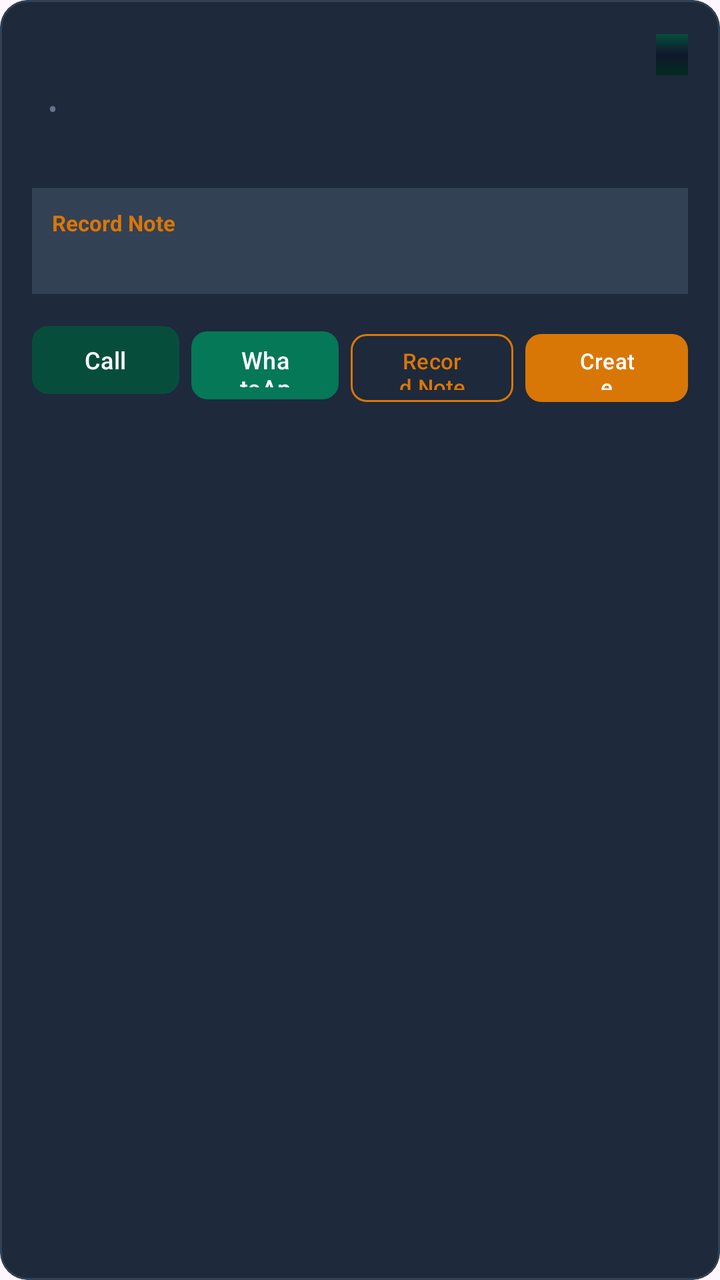
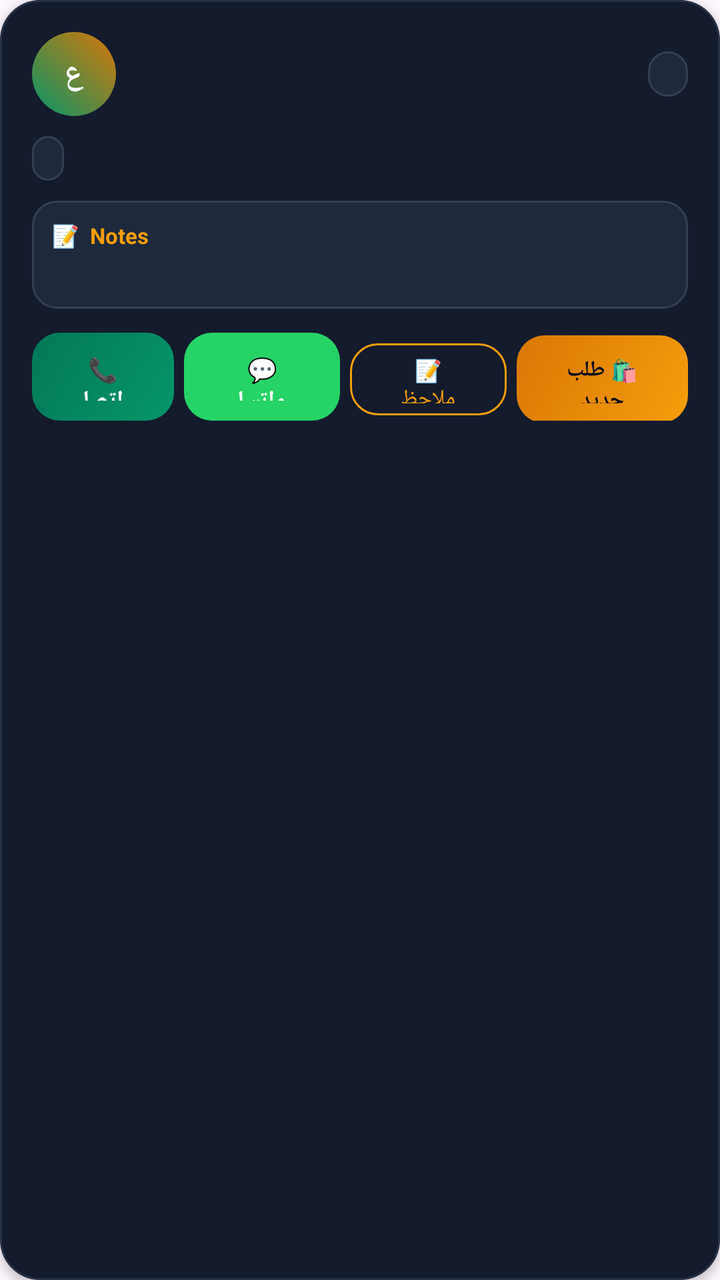

The first picture is an Android layout as it rendered before a commit; the second is the same layout after the commit. The layout source and the unified diff follow.
<!-- AndroidManifest.xml: application theme Theme.BetollaERP -->
<!-- res/layout/item_lead_card.xml -->
<?xml version="1.0" encoding="utf-8"?>
<com.google.android.material.card.MaterialCardView xmlns:android="http://schemas.android.com/apk/res/android"
    xmlns:app="http://schemas.android.com/apk/res-auto"
    android:layout_width="match_parent"
    android:layout_height="wrap_content"
    android:layout_marginBottom="12dp"
    app:cardBackgroundColor="@color/surface"
    app:strokeColor="@color/border"
    app:strokeWidth="1dp"
    app:cardCornerRadius="14dp">

    <LinearLayout
        android:layout_width="match_parent"
        android:layout_height="wrap_content"
        android:orientation="vertical"
        android:padding="16dp">

        
        <LinearLayout
            android:layout_width="match_parent"
            android:layout_height="wrap_content"
            android:gravity="center_vertical"
            android:orientation="horizontal">

            <TextView
                android:id="@+id/tvCustomerName"
                android:layout_width="0dp"
                android:layout_height="wrap_content"
                android:layout_weight="1"
                android:textColor="@color/text_primary"
                android:textSize="17sp"
                android:textStyle="bold" />

            <TextView
                android:id="@+id/tvScheduledBadge"
                android:layout_width="wrap_content"
                android:layout_height="wrap_content"
                android:background="@drawable/splash_background"
                android:paddingStart="8dp"
                android:paddingTop="3dp"
                android:paddingEnd="8dp"
                android:paddingBottom="3dp"
                android:textColor="@color/accent"
                android:textSize="11sp"
                android:textStyle="bold" />
        </LinearLayout>

        
        <LinearLayout
            android:layout_width="match_parent"
            android:layout_height="wrap_content"
            android:layout_marginTop="6dp"
            android:gravity="center_vertical"
            android:orientation="horizontal">

            <TextView
                android:id="@+id/tvCustomerPhone"
                android:layout_width="wrap_content"
                android:layout_height="wrap_content"
                android:textColor="@color/accent_light"
                android:textSize="14sp"
                android:textStyle="bold" />

            <TextView
                android:layout_width="wrap_content"
                android:layout_height="wrap_content"
                android:layout_marginStart="8dp"
                android:layout_marginEnd="8dp"
                android:text="•"
                android:textColor="@color/text_muted" />

            <TextView
                android:id="@+id/tvCustomerCity"
                android:layout_width="0dp"
                android:layout_height="wrap_content"
                android:layout_weight="1"
                android:textColor="@color/text_secondary"
                android:textSize="13sp" />
        </LinearLayout>

        
        <TextView
            android:id="@+id/tvCustomerAddress"
            android:layout_width="match_parent"
            android:layout_height="wrap_content"
            android:layout_marginTop="4dp"
            android:textColor="@color/text_muted"
            android:textSize="12sp" />

        
        <LinearLayout
            android:id="@+id/layoutNotesBox"
            android:layout_width="match_parent"
            android:layout_height="wrap_content"
            android:layout_marginTop="10dp"
            android:background="@color/surface_variant"
            android:orientation="vertical"
            android:padding="10dp">

            <TextView
                android:layout_width="wrap_content"
                android:layout_height="wrap_content"
                android:text="@string/action_notes"
                android:textColor="@color/accent"
                android:textSize="11sp"
                android:textStyle="bold" />

            <TextView
                android:id="@+id/tvCustomerNotes"
                android:layout_width="match_parent"
                android:layout_height="wrap_content"
                android:layout_marginTop="2dp"
                android:textColor="@color/text_secondary"
                android:textSize="12sp" />
        </LinearLayout>

        
        <LinearLayout
            android:layout_width="match_parent"
            android:layout_height="wrap_content"
            android:layout_marginTop="12dp"
            android:orientation="horizontal">

            
            <com.google.android.material.button.MaterialButton
                android:id="@+id/btnCall"
                android:layout_width="0dp"
                android:layout_height="42dp"
                android:layout_weight="1"
                android:layout_marginEnd="4dp"
                android:text="@string/action_call"
                android:textColor="@color/white"
                android:textSize="12sp"
                app:backgroundTint="@color/primary"
                app:cornerRadius="8dp" />

            
            <com.google.android.material.button.MaterialButton
                android:id="@+id/btnWhatsapp"
                android:layout_width="0dp"
                android:layout_height="42dp"
                android:layout_weight="1"
                android:layout_marginStart="2dp"
                android:layout_marginEnd="4dp"
                android:text="@string/action_whatsapp"
                android:textColor="@color/white"
                android:textSize="12sp"
                app:backgroundTint="@color/primary_light"
                app:cornerRadius="8dp" />

            
            <com.google.android.material.button.MaterialButton
                android:id="@+id/btnRecordNote"
                style="@style/Widget.Material3.Button.OutlinedButton"
                android:layout_width="0dp"
                android:layout_height="42dp"
                android:layout_weight="1.1"
                android:layout_marginStart="2dp"
                android:layout_marginEnd="4dp"
                android:text="@string/action_notes"
                android:textColor="@color/accent"
                android:textSize="11sp"
                app:strokeColor="@color/accent"
                app:cornerRadius="8dp" />

            
            <com.google.android.material.button.MaterialButton
                android:id="@+id/btnCreateOrder"
                android:layout_width="0dp"
                android:layout_height="42dp"
                android:layout_weight="1.1"
                android:layout_marginStart="2dp"
                android:text="@string/action_order"
                android:textColor="@color/white"
                android:textSize="11sp"
                app:backgroundTint="@color/accent"
                app:cornerRadius="8dp" />
        </LinearLayout>

    </LinearLayout>
</com.google.android.material.card.MaterialCardView>
<!-- resources referenced by this layout -->
<resources>
  <color name="accent">#d97706</color>
  <color name="accent_light">#f59e0b</color>
  <color name="border">#334155</color>
  <color name="primary">#064e3b</color>
  <color name="primary_light">#047857</color>
  <color name="surface">#1e293b</color>
  <color name="surface_variant">#334155</color>
  <color name="text_muted">#64748b</color>
  <color name="text_primary">#f8fafc</color>
  <color name="text_secondary">#94a3b8</color>
  <color name="white">#ffffff</color>
  <!-- drawable splash_background (drawable) -->
  <?xml version="1.0" encoding="utf-8"?>
  <shape xmlns:android="http://schemas.android.com/apk/res/android"
      android:shape="rectangle">
      <gradient
          android:startColor="#064e3b"
          android:centerColor="#0f172a"
          android:endColor="#022c22"
          android:angle="270" />
  </shape>
  <string name="action_call">Call</string>
  <string name="action_notes">Record Note</string>
  <string name="action_order">Create Order</string>
  <string name="action_whatsapp">WhatsApp</string>
  <style name="Theme.BetollaERP" parent="Theme.Material3.DayNight.NoActionBar">
          <item name="android:statusBarColor">@color/status_bar</item>
          <item name="android:windowLightStatusBar">false</item>
          <item name="android:navigationBarColor">@color/background</item>
      </style>
  <color name="status_bar">#064e3b</color>
  <color name="background">#0f172a</color>
</resources>

<!-- the commit's change to res/layout/item_lead_card.xml (unified diff, before → after) -->
@@ -3,11 +3,12 @@
     xmlns:app="http://schemas.android.com/apk/res-auto"
     android:layout_width="match_parent"
     android:layout_height="wrap_content"
-    android:layout_marginBottom="12dp"
+    android:layout_marginBottom="14dp"
     app:cardBackgroundColor="@color/surface"
     app:strokeColor="@color/border"
     app:strokeWidth="1dp"
-    app:cardCornerRadius="14dp">
+    app:cardCornerRadius="20dp"
+    app:cardElevation="3dp">
 
     <LinearLayout
         android:layout_width="match_parent"
@@ -22,70 +23,96 @@
             android:gravity="center_vertical"
             android:orientation="horizontal">
 
-            <TextView
-                android:id="@+id/tvCustomerName"
+            
+            <FrameLayout
+                android:layout_width="42dp"
+                android:layout_height="42dp"
+                android:background="@drawable/bg_avatar_circle">
+
+                <TextView
+                    android:id="@+id/tvAvatarInitials"
+                    android:layout_width="wrap_content"
+                    android:layout_height="wrap_content"
+                    android:layout_gravity="center"
+                    android:text="ع"
+                    android:textColor="@color/white"
+                    android:textSize="16sp"
+                    android:textStyle="bold" />
+            </FrameLayout>
+
+            
+            <LinearLayout
                 android:layout_width="0dp"
                 android:layout_height="wrap_content"
                 android:layout_weight="1"
-                android:textColor="@color/text_primary"
-                android:textSize="17sp"
-                android:textStyle="bold" />
-
+                android:layout_marginStart="12dp"
+                android:layout_marginEnd="8dp"
+                android:orientation="vertical">
+
+                <TextView
+                    android:id="@+id/tvCustomerName"
+                    android:layout_width="wrap_content"
+                    android:layout_height="wrap_content"
+                    android:textColor="@color/text_primary"
+                    android:textSize="16sp"
+                    android:textStyle="bold" />
+
+                <TextView
+                    android:id="@+id/tvCustomerCity"
+                    android:layout_width="wrap_content"
+                    android:layout_height="wrap_content"
+                    android:layout_marginTop="1dp"
+                    android:textColor="@color/text_muted"
+                    android:textSize="12sp" />
+            </LinearLayout>
+
+            
             <TextView
                 android:id="@+id/tvScheduledBadge"
                 android:layout_width="wrap_content"
                 android:layout_height="wrap_content"
-                android:background="@drawable/splash_background"
+                android:background="@drawable/bg_pill_badge"
+                android:paddingStart="10dp"
+                android:paddingTop="4dp"
+                android:paddingEnd="10dp"
+                android:paddingBottom="4dp"
+                android:textColor="@color/accent"
+                android:textSize="11sp"
+                android:textStyle="bold" />
+        </LinearLayout>
+
+        
+        <LinearLayout
+            android:layout_width="match_parent"
+            android:layout_height="wrap_content"
+            android:layout_marginTop="10dp"
+            android:orientation="horizontal">
+
+            <TextView
+                android:id="@+id/tvCustomerPhone"
+                android:layout_width="wrap_content"
+                android:layout_height="wrap_content"
+                android:background="@drawable/bg_pill_badge"
                 android:paddingStart="8dp"
                 android:paddingTop="3dp"
                 android:paddingEnd="8dp"
                 android:paddingBottom="3dp"
-                android:textColor="@color/accent"
-                android:textSize="11sp"
+                android:textColor="@color/primary_light"
+                android:textSize="12sp"
                 android:textStyle="bold" />
-        </LinearLayout>
-
-        
-        <LinearLayout
-            android:layout_width="match_parent"
-            android:layout_height="wrap_content"
-            android:layout_marginTop="6dp"
-            android:gravity="center_vertical"
-            android:orientation="horizontal">
-
-            <TextView
-                android:id="@+id/tvCustomerPhone"
-                android:layout_width="wrap_content"
-                android:layout_height="wrap_content"
-                android:textColor="@color/accent_light"
-                android:textSize="14sp"
-                android:textStyle="bold" />
-
-            <TextView
-                android:layout_width="wrap_content"
-                android:layout_height="wrap_content"
+
+            <TextView
+                android:id="@+id/tvCustomerAddress"
+                android:layout_width="0dp"
+                android:layout_height="wrap_content"
+                android:layout_weight="1"
                 android:layout_marginStart="8dp"
-                android:layout_marginEnd="8dp"
-                android:text="•"
-                android:textColor="@color/text_muted" />
-
-            <TextView
-                android:id="@+id/tvCustomerCity"
-                android:layout_width="0dp"
-                android:layout_height="wrap_content"
-                android:layout_weight="1"
+                android:layout_gravity="center_vertical"
+                android:ellipsize="end"
+                android:maxLines="1"
                 android:textColor="@color/text_secondary"
-                android:textSize="13sp" />
-        </LinearLayout>
-
-        
-        <TextView
-            android:id="@+id/tvCustomerAddress"
-            android:layout_width="match_parent"
-            android:layout_height="wrap_content"
-            android:layout_marginTop="4dp"
-            android:textColor="@color/text_muted"
-            android:textSize="12sp" />
+                android:textSize="12sp" />
+        </LinearLayout>
 
         
         <LinearLayout
@@ -93,25 +120,39 @@
             android:layout_width="match_parent"
             android:layout_height="wrap_content"
             android:layout_marginTop="10dp"
-            android:background="@color/surface_variant"
+            android:background="@drawable/bg_quick_chip"
             android:orientation="vertical"
             android:padding="10dp">
 
-            <TextView
+            <LinearLayout
                 android:layout_width="wrap_content"
                 android:layout_height="wrap_content"
-                android:text="@string/action_notes"
-                android:textColor="@color/accent"
-                android:textSize="11sp"
-                android:textStyle="bold" />
+                android:gravity="center_vertical"
+                android:orientation="horizontal">
+
+                <TextView
+                    android:layout_width="wrap_content"
+                    android:layout_height="wrap_content"
+                    android:text="📝  "
+                    android:textSize="11sp" />
+
+                <TextView
+                    android:layout_width="wrap_content"
+                    android:layout_height="wrap_content"
+                    android:text="@string/action_notes"
+                    android:textColor="@color/accent"
+                    android:textSize="11sp"
+                    android:textStyle="bold" />
+            </LinearLayout>
 
             <TextView
                 android:id="@+id/tvCustomerNotes"
                 android:layout_width="match_parent"
                 android:layout_height="wrap_content"
-                android:layout_marginTop="2dp"
+                android:layout_marginTop="3dp"
                 android:textColor="@color/text_secondary"
-                android:textSize="12sp" />
+                android:textSize="12sp"
+                android:lineSpacingExtra="2dp" />
         </LinearLayout>
 
         
@@ -125,56 +166,59 @@
             <com.google.android.material.button.MaterialButton
                 android:id="@+id/btnCall"
                 android:layout_width="0dp"
-                android:layout_height="42dp"
+                android:layout_height="44dp"
                 android:layout_weight="1"
-                android:layout_marginEnd="4dp"
-                android:text="@string/action_call"
+                android:layout_marginEnd="3dp"
+                android:text="📞 اتصال"
                 android:textColor="@color/white"
                 android:textSize="12sp"
-                app:backgroundTint="@color/primary"
-                app:cornerRadius="8dp" />
+                android:textStyle="bold"
+                android:background="@drawable/bg_button_emerald"
+                app:backgroundTint="@null" />
 
             
             <com.google.android.material.button.MaterialButton
                 android:id="@+id/btnWhatsapp"
                 android:layout_width="0dp"
-                android:layout_height="42dp"
-                android:layout_weight="1"
+                android:layout_height="44dp"
+                android:layout_weight="1.1"
                 android:layout_marginStart="2dp"
-                android:layout_marginEnd="4dp"
-                android:text="@string/action_whatsapp"
+                android:layout_marginEnd="3dp"
+                android:text="💬 واتساب"
                 android:textColor="@color/white"
                 android:textSize="12sp"
-                app:backgroundTint="@color/primary_light"
-                app:cornerRadius="8dp" />
+                android:textStyle="bold"
+                android:background="@drawable/bg_button_whatsapp"
+                app:backgroundTint="@null" />
 
             
             <com.google.android.material.button.MaterialButton
                 android:id="@+id/btnRecordNote"
                 style="@style/Widget.Material3.Button.OutlinedButton"
                 android:layout_width="0dp"
-                android:layout_height="42dp"
+                android:layout_height="44dp"
                 android:layout_weight="1.1"
                 android:layout_marginStart="2dp"
-                android:layout_marginEnd="4dp"
-                android:text="@string/action_notes"
+                android:layout_marginEnd="3dp"
+                android:text="📝 ملاحظة"
                 android:textColor="@color/accent"
                 android:textSize="11sp"
                 app:strokeColor="@color/accent"
-                app:cornerRadius="8dp" />
+                app:cornerRadius="14dp" />
 
             
             <com.google.android.material.button.MaterialButton
                 android:id="@+id/btnCreateOrder"
                 android:layout_width="0dp"
-                android:layout_height="42dp"
-                android:layout_weight="1.1"
+                android:layout_height="44dp"
+                android:layout_weight="1.2"
                 android:layout_marginStart="2dp"
-                android:text="@string/action_order"
-                android:textColor="@color/white"
+                android:text="🛍️ طلب جديد"
+                android:textColor="@color/background"
                 android:textSize="11sp"
-                app:backgroundTint="@color/accent"
-                app:cornerRadius="8dp" />
+                android:textStyle="bold"
+                android:background="@drawable/bg_button_gold"
+                app:backgroundTint="@null" />
         </LinearLayout>
 
     </LinearLayout>
<!-- resource entries referenced after the edit -->
@@ -1,36 +1,88 @@
 <!-- resources referenced by this layout -->
 <resources>
-  <color name="accent">#d97706</color>
-  <color name="accent_light">#f59e0b</color>
-  <color name="border">#334155</color>
-  <color name="primary">#064e3b</color>
-  <color name="primary_light">#047857</color>
-  <color name="surface">#1e293b</color>
-  <color name="surface_variant">#334155</color>
-  <color name="text_muted">#64748b</color>
-  <color name="text_primary">#f8fafc</color>
-  <color name="text_secondary">#94a3b8</color>
-  <color name="white">#ffffff</color>
-  <!-- drawable splash_background (drawable) -->
+  <color name="accent">#F59E0B</color>
+  <color name="border">#253248</color>
+  <color name="primary_light">#34D399</color>
+  <color name="surface">#141B2D</color>
+  <color name="text_muted">#64748B</color>
+  <color name="text_primary">#F8FAFC</color>
+  <color name="text_secondary">#94A3B8</color>
+  <color name="white">#FFFFFF</color>
+  <!-- drawable bg_avatar_circle (drawable) -->
+  <?xml version="1.0" encoding="utf-8"?>
+  <shape xmlns:android="http://schemas.android.com/apk/res/android"
+      android:shape="oval">
+      <gradient
+          android:angle="45"
+          android:startColor="#059669"
+          android:endColor="#D97706" />
+  </shape>
+  <!-- drawable bg_button_emerald (drawable) -->
+  <?xml version="1.0" encoding="utf-8"?>
+  <ripple xmlns:android="http://schemas.android.com/apk/res/android"
+      android:color="#34D399">
+      <item>
+          <shape android:shape="rectangle">
+              <gradient
+                  android:angle="135"
+                  android:startColor="#059669"
+                  android:endColor="#047857" />
+              <corners android:radius="14dp" />
+          </shape>
+      </item>
+  </ripple>
+  <!-- drawable bg_button_gold (drawable) -->
+  <?xml version="1.0" encoding="utf-8"?>
+  <ripple xmlns:android="http://schemas.android.com/apk/res/android"
+      android:color="#FDE68A">
+      <item>
+          <shape android:shape="rectangle">
+              <gradient
+                  android:angle="135"
+                  android:startColor="#F59E0B"
+                  android:endColor="#D97706" />
+              <corners android:radius="14dp" />
+          </shape>
+      </item>
+  </ripple>
+  <!-- drawable bg_button_whatsapp (drawable) -->
+  <?xml version="1.0" encoding="utf-8"?>
+  <ripple xmlns:android="http://schemas.android.com/apk/res/android"
+      android:color="#86EFAC">
+      <item>
+          <shape android:shape="rectangle">
+              <solid android:color="#25D366" />
+              <corners android:radius="14dp" />
+          </shape>
+      </item>
+  </ripple>
+  <!-- drawable bg_pill_badge (drawable) -->
   <?xml version="1.0" encoding="utf-8"?>
   <shape xmlns:android="http://schemas.android.com/apk/res/android"
       android:shape="rectangle">
-      <gradient
-          android:startColor="#064e3b"
-          android:centerColor="#0f172a"
-          android:endColor="#022c22"
-          android:angle="270" />
+      <solid android:color="#1E293B" />
+      <stroke
+          android:width="1dp"
+          android:color="#334155" />
+      <corners android:radius="50dp" />
   </shape>
-  <string name="action_call">Call</string>
-  <string name="action_notes">Record Note</string>
-  <string name="action_order">Create Order</string>
-  <string name="action_whatsapp">WhatsApp</string>
+  <!-- drawable bg_quick_chip (drawable) -->
+  <?xml version="1.0" encoding="utf-8"?>
+  <shape xmlns:android="http://schemas.android.com/apk/res/android"
+      android:shape="rectangle">
+      <solid android:color="#1E293B" />
+      <stroke
+          android:width="1dp"
+          android:color="#334155" />
+      <corners android:radius="12dp" />
+  </shape>
+  <string name="action_notes">Notes</string>
   <style name="Theme.BetollaERP" parent="Theme.Material3.DayNight.NoActionBar">
           <item name="android:statusBarColor">@color/status_bar</item>
           <item name="android:windowLightStatusBar">false</item>
           <item name="android:navigationBarColor">@color/background</item>
       </style>
-  <color name="status_bar">#064e3b</color>
-  <color name="background">#0f172a</color>
+  <color name="status_bar">#0A0E1A</color>
+  <color name="background">#0A0E1A</color>
 </resources>
 
